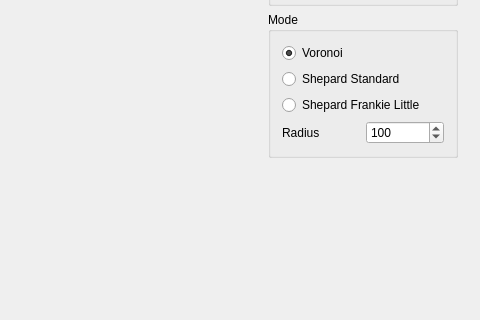
First picture: the form in src/mapvisualization/mapvisualization.ui, repository chFleschutz/simulation-and-data-visualization, before the edit; both pictures show x 306 to 786 and y 107 to 427 of the 786 by 427 pixel window.
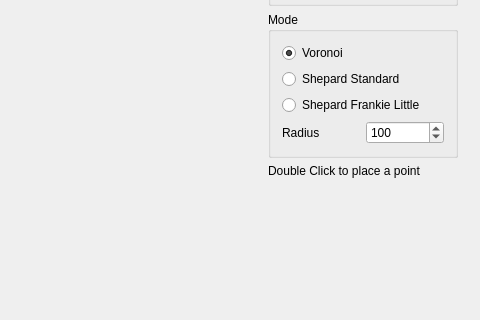
Second picture: the form after the edit. Custom widgets are drawn as their Qt base class.

Diff of the .ui file:
```diff
--- a/src/mapvisualization/mapvisualization.ui
+++ b/src/mapvisualization/mapvisualization.ui
@@ -181,6 +181,13 @@
         </layout>
        </widget>
       </item>
+      <item>
+       <widget class="QLabel" name="label_2">
+        <property name="text">
+         <string>Double Click to place a point</string>
+        </property>
+       </widget>
+      </item>
       <item>
        <spacer name="verticalSpacer">
         <property name="orientation">
```
